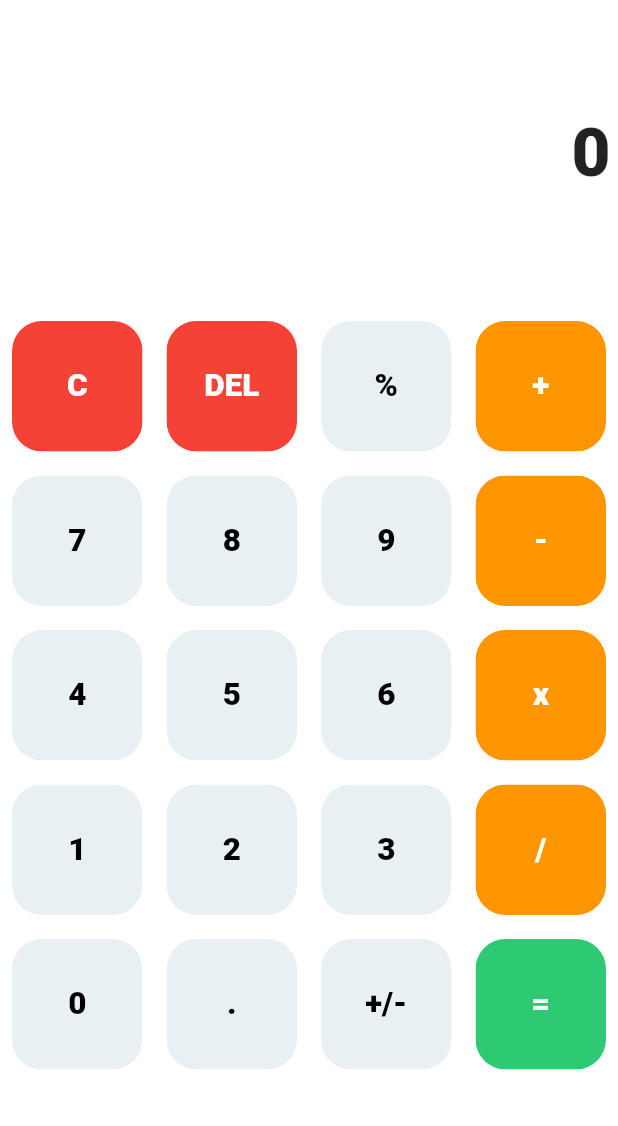
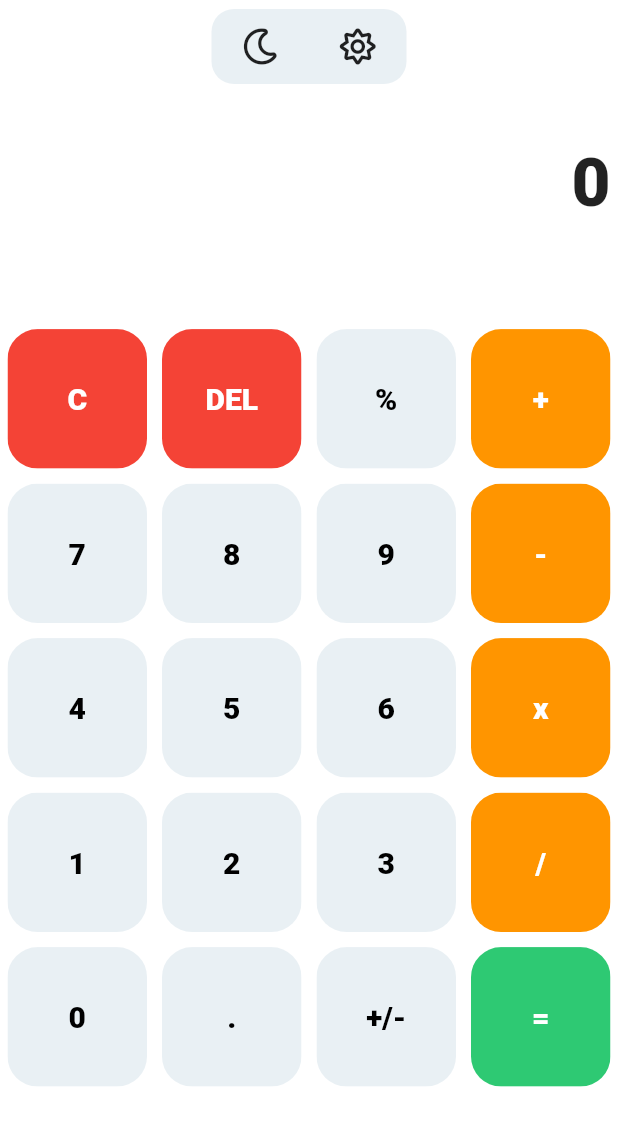
Before and after one commit to wahbi-baklouti7/Calculator-App, a Flutter app: the screen it shows after launch, on a phone screen of 412 x 824 dp. Shown: the top 1126 px of the screen. Run offline on Flutter 3.47's test engine with Material 2 defaults, Android fonts, the phone set to English and light mode, and no system bars; our stand-ins replace font_awesome_flutter, math_expressions.

Commit message:
add button dark mode

```diff
--- a/lib/button.dart
+++ b/lib/button.dart
@@ -13,7 +13,7 @@ class MyButtons extends StatelessWidget {
     return GestureDetector(
       onTap: buttonTap,
           child: Padding(
-        padding: const EdgeInsets.all(8.0),
+        padding: const EdgeInsets.all(5.0),
         child: ClipRRect(
           borderRadius: BorderRadius.circular(20),
           child: Container(
@@ -22,7 +22,7 @@ class MyButtons extends StatelessWidget {
               child: Text(
                 buttonText,
                 style: TextStyle(
-                    color: textColor, fontSize: 21, fontWeight: FontWeight.w800),
+                    color: textColor, fontSize: 20, fontWeight: FontWeight.w800),
               ),
             ),
           ),
--- a/lib/home_screen.dart
+++ b/lib/home_screen.dart
@@ -1,6 +1,7 @@
 import 'package:math_expressions/math_expressions.dart';
 import 'package:flutter/material.dart';
 import 'button.dart';
+import 'package:font_awesome_flutter/font_awesome_flutter.dart';
 
 class HomeScreen extends StatefulWidget {
   @override
@@ -41,9 +42,33 @@ class _HomeScreenState extends State<HomeScreen> {
       body: SafeArea(
         child: Column(
           children: [
+            Row(
+              mainAxisAlignment: MainAxisAlignment.center,
+              children: [
+                Container(
+                  margin: EdgeInsets.all(6),
+                  alignment: Alignment.center,
+                  width: 130,
+                  height: 50,
+                  decoration: BoxDecoration(
+                      color: Color(0xFFE9F0F4),
+                      borderRadius: BorderRadius.circular(15)),
+                  child: Row(
+                    mainAxisAlignment: MainAxisAlignment.spaceAround,
+                    children: [
+                      IconButton(
+                          icon: Icon(FontAwesomeIcons.moon), onPressed: () {}),
+                      IconButton(
+                          icon: Icon(FontAwesomeIcons.sun), onPressed: () {}),
+                    ],
+                  ),
+                ),
+              ],
+            ),
             Expanded(
+              flex: 1,
               child: Padding(
-                padding: const EdgeInsets.fromLTRB(6, 10, 5, 0),
+                padding: const EdgeInsets.fromLTRB(6, 0, 5, 20),
                 child: Container(
                   alignment: Alignment.topRight,
                   child: Column(
@@ -51,11 +76,11 @@ class _HomeScreenState extends State<HomeScreen> {
                     children: [
                       Text(
                         equation,
-                        style: TextStyle(fontSize: 21, color: Colors.black54),
+                        style: TextStyle(fontSize: 20, color: Colors.black54),
                         maxLines: 25,
                       ),
                       SizedBox(
-                        height: 40,
+                        height: 10,
                       ),
                       Text(finalResult,
                           style: TextStyle(
@@ -66,7 +91,7 @@ class _HomeScreenState extends State<HomeScreen> {
               ),
             ),
             Expanded(
-              flex:3,
+              flex: 4,
               child: Container(
                 padding: EdgeInsets.fromLTRB(0, 0, 0, 0),
                 child: GridView.builder(
@@ -203,23 +228,26 @@ class _HomeScreenState extends State<HomeScreen> {
       number = number * -1;
       equation = number.toString();
     } else {
-
       lastOperatorIndex = lastOperator();
       if (equation[lastOperatorIndex] == "-") {
-        number = int.parse(equation.substring(lastOperatorIndex + 1, equation.length));
+        number = int.parse(
+            equation.substring(lastOperatorIndex + 1, equation.length));
         // number = number * -1;
         equation = equation.replaceAll(
             equation.substring(lastOperatorIndex, equation.length),
             ("+" + number.toString()));
       } else if (equation[lastOperatorIndex] == "+") {
-        number = int.parse(equation.substring(lastOperatorIndex + 1, equation.length));
+        number = int.parse(
+            equation.substring(lastOperatorIndex + 1, equation.length));
+        number = number * -1;
+        equation = equation.replaceAll(
+            equation.substring(lastOperatorIndex), number.toString());
+      } else {
+        number = int.parse(
+            equation.substring(lastOperatorIndex + 1, equation.length));
         number = number * -1;
         equation =
-            equation.replaceAll(equation.substring(lastOperatorIndex), number.toString());
-      } else {
-        number = int.parse(equation.substring(lastOperatorIndex + 1, equation.length));
-        number = number * -1;
-        equation = equation.substring(0, lastOperatorIndex + 1) + number.toString();
+            equation.substring(0, lastOperatorIndex + 1) + number.toString();
       }
     }
   }
@@ -228,13 +256,15 @@ class _HomeScreenState extends State<HomeScreen> {
   void percent() {
     double num1;
     int lastOperatorIndex = lastOperator();
-    num1 = double.parse(equation.substring(lastOperatorIndex + 1, equation.length));
+    num1 = double.parse(
+        equation.substring(lastOperatorIndex + 1, equation.length));
     equation = equation.substring(0, lastOperatorIndex + 1) +
         equation.substring(lastOperatorIndex + 1, equation.length) +
         "%";
     num1 = num1 / 100;
     equation = equation.replaceAll(
-        equation.substring(lastOperatorIndex + 1, equation.length), num1.toString());
+        equation.substring(lastOperatorIndex + 1, equation.length),
+        num1.toString());
   }
 
   int lastOperator() {
--- a/pubspec.yaml
+++ b/pubspec.yaml
@@ -12,6 +12,7 @@ dependencies:
   flutter:
     sdk: flutter
   math_expressions: ^2.1.0
+  font_awesome_flutter: ^9.0.0
 
 
   cupertino_icons: ^1.0.2
```
Also changed, not shown: pubspec.lock.
